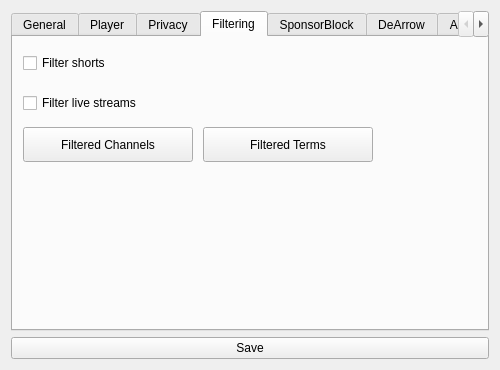
The window that src/ui/forms/settings/settingsform.ui (BowDown097/QtTube) describes before a commit, drawn with Qt 5.
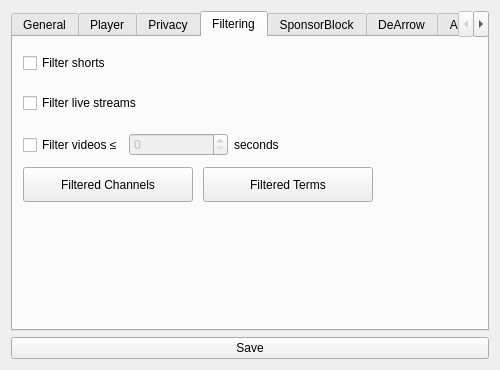
The same window after the commit. The open tabs and pages were chosen to show the change.

Commit message: Add video length filtering

```diff
--- a/src/ui/forms/settings/settingsform.ui
+++ b/src/ui/forms/settings/settingsform.ui
@@ -353,7 +353,7 @@
        <property name="geometry">
         <rect>
          <x>10</x>
-         <y>90</y>
+         <y>130</y>
          <width>170</width>
          <height>35</height>
         </rect>
@@ -379,7 +379,7 @@
        <property name="geometry">
         <rect>
          <x>190</x>
-         <y>90</y>
+         <y>130</y>
          <width>170</width>
          <height>35</height>
         </rect>
@@ -388,6 +388,45 @@
         <string>Filtered Terms</string>
        </property>
       </widget>
+      <widget class="QWidget" name="horizontalLayoutWidget">
+       <property name="geometry">
+        <rect>
+         <x>10</x>
+         <y>90</y>
+         <width>311</width>
+         <height>36</height>
+        </rect>
+       </property>
+       <layout class="QHBoxLayout" name="horizontalLayout">
+        <item>
+         <widget class="QCheckBox" name="filterLengthCheck">
+          <property name="text">
+           <string>Filter videos ≤</string>
+          </property>
+         </widget>
+        </item>
+        <item>
+         <widget class="QSpinBox" name="filterLength">
+          <property name="enabled">
+           <bool>false</bool>
+          </property>
+          <property name="maximum">
+           <number>5000</number>
+          </property>
+          <property name="singleStep">
+           <number>10</number>
+          </property>
+         </widget>
+        </item>
+        <item>
+         <widget class="QLabel" name="filterLengthLabel">
+          <property name="text">
+           <string>seconds</string>
+          </property>
+         </widget>
+        </item>
+       </layout>
+      </widget>
      </widget>
      <widget class="QWidget" name="sponsorblock">
       <attribute name="title">
```
The commit also changes 5 other files.
